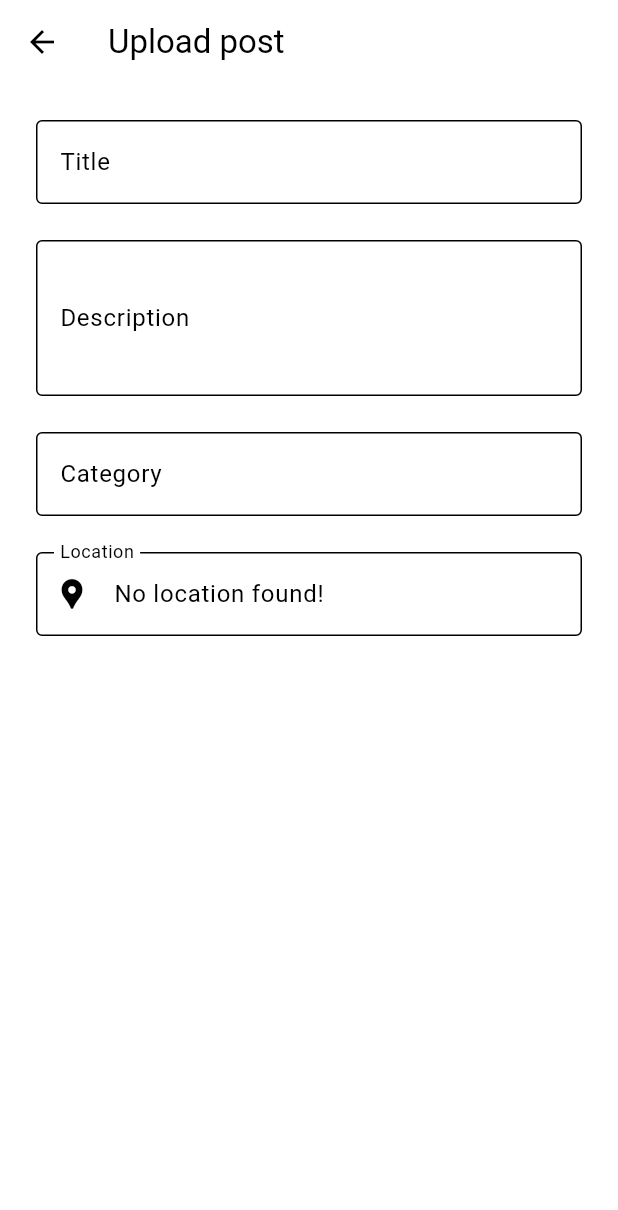
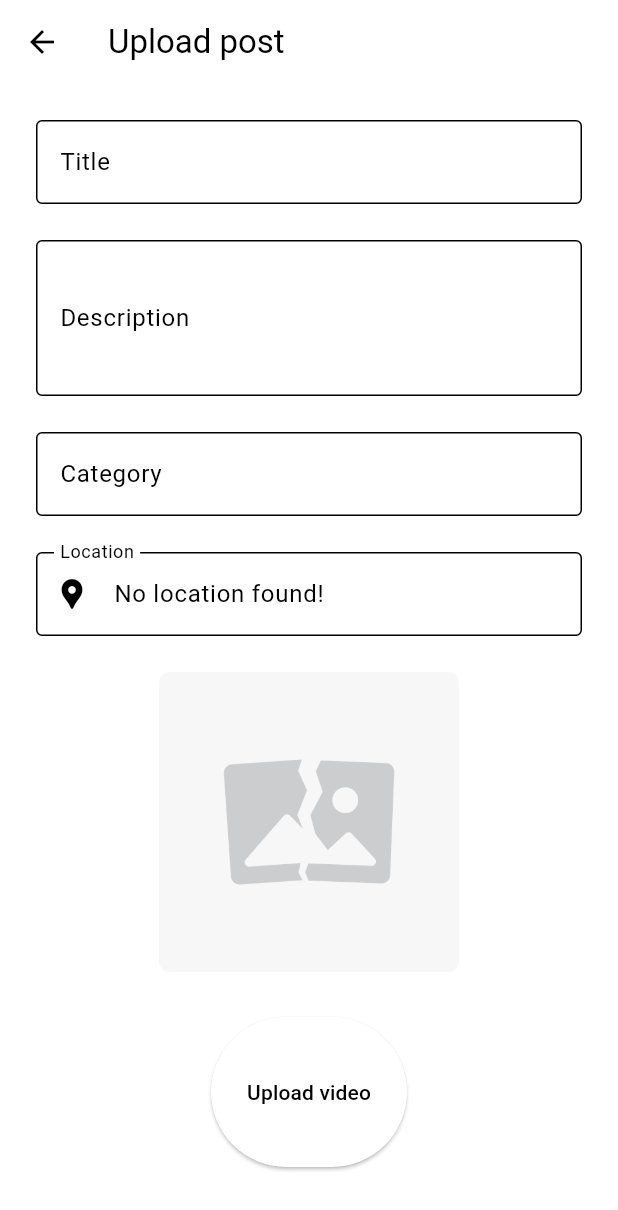
Before and after one commit to AnkitVerma8584/task_assignment, a Flutter app: the screen it shows after launch, after a tap on the "add" icon, on a phone screen of 412 x 824 dp. Shown: the top 1210 px of the screen. Run offline on Flutter 3.47's test engine with Material 2 defaults, Android fonts, the light colour scheme and no system bars; our stand-ins replace chewie, cloud_firestore, firebase_auth, firebase_core, firebase_storage, geocoding and 5 more; missing offline and left inert: cached_video_preview, video_compress, video_thumbnail; accounts and stored records are empty.

Commit message:
UI updates

```diff
--- a/lib/main.dart
+++ b/lib/main.dart
@@ -25,7 +25,7 @@ class MyApp extends StatelessWidget {
 
   MyUser? getUser() {
     User? user = FirebaseAuth.instance.currentUser;
-    if (user == null) return MyUser(uid: "uid", phoneNumber: "Placeholder");
+    if (user == null) return MyUser(uid: "uid", phoneNumber: "User");
     return MyUser(uid: user.uid, phoneNumber: user.phoneNumber!);
   }
 
--- a/lib/models/video_upload.dart
+++ b/lib/models/video_upload.dart
@@ -1,6 +1,49 @@
 class VideoUploadState {
   final String message;
-  final bool isError, isSuccess;
+  final String videoPath;
+  final bool isError, isSuccess, isIdle, isUploading;
+  VideoUploadState({
+    required this.message,
+    required this.videoPath,
+    required this.isIdle,
+    required this.isError,
+    required this.isSuccess,
+    required this.isUploading,
+  });
+}
 
-  VideoUploadState(this.message, this.isError, this.isSuccess);
-}
+var idleState = VideoUploadState(
+  message: "No video selected",
+  videoPath: "",
+  isIdle: true,
+  isError: false,
+  isSuccess: false,
+  isUploading: false,
+);
+
+uploadState(String message, String videoPath) => VideoUploadState(
+      message: message,
+      videoPath: videoPath,
+      isIdle: false,
+      isError: false,
+      isSuccess: false,
+      isUploading: true,
+    );
+
+successState(String videoPath) => VideoUploadState(
+      message: "Post uploaded successfully",
+      videoPath: videoPath,
+      isIdle: false,
+      isError: false,
+      isSuccess: true,
+      isUploading: false,
+    );
+
+errorState(String videoPath, String error) => VideoUploadState(
+      message: error,
+      videoPath: videoPath,
+      isIdle: false,
+      isError: true,
+      isSuccess: false,
+      isUploading: false,
+    );
--- a/lib/pages/home/home_screen.dart
+++ b/lib/pages/home/home_screen.dart
@@ -3,6 +3,7 @@ import 'package:black_coffer/pages/auth/login_screen.dart';
 import 'package:black_coffer/pages/home/widgets/post_card.dart';
 import 'package:black_coffer/pages/upload/upload_screen.dart';
 import 'package:black_coffer/services/location/current_location.dart';
+import 'package:black_coffer/theme/colors.dart';
 import 'package:cloud_firestore/cloud_firestore.dart';
 import 'package:firebase_auth/firebase_auth.dart';
 import 'package:flutter/material.dart';
@@ -11,8 +12,9 @@ import '../../models/user.dart';
 import '../../services/firestore_repository.dart';
 
 class HomeScreen extends StatelessWidget {
-  const HomeScreen({super.key, required this.user});
+  HomeScreen({super.key, required this.user});
   final MyUser user;
+  final ValueNotifier<int> index = ValueNotifier(0);
 
   @override
   Widget build(BuildContext context) {
@@ -22,7 +24,7 @@ class HomeScreen extends StatelessWidget {
           backgroundColor: Colors.transparent,
           elevation: 0,
           title: Text(
-            "Hello : ${user.phoneNumber}",
+            "Hello ${user.phoneNumber},",
             style: GoogleFonts.dmSerifText(),
             textScaleFactor: 0.8,
           ),
@@ -51,13 +53,44 @@ class HomeScreen extends StatelessWidget {
                       builder: (_) =>
                           UploadScreen(location: address, user: user)));
             }),
-        bottomNavigationBar: const BottomAppBar(
-          shape: CircularNotchedRectangle(),
+        bottomNavigationBar: BottomAppBar(
+          shape: const CircularNotchedRectangle(),
           notchMargin: 10,
           clipBehavior: Clip.antiAlias,
-          child: Row(
-              mainAxisAlignment: MainAxisAlignment.spaceAround,
-              children: [Text("Explore"), Text("Library")]),
+          child: ValueListenableBuilder(
+            valueListenable: index,
+            builder: ((context, isSelected, child) {
+              return Row(
+                  mainAxisAlignment: MainAxisAlignment.spaceAround,
+                  children: [
+                    TextButton(
+                        onPressed: () {
+                          index.value = 0;
+                        },
+                        child: Text("Explore",
+                            style: GoogleFonts.poppins(
+                                fontWeight: isSelected == 0
+                                    ? FontWeight.w800
+                                    : FontWeight.w200,
+                                color: isSelected == 0
+                                    ? Colors.blue
+                                    : getColors(context).primary))),
+                    const SizedBox(width: 10),
+                    TextButton(
+                        onPressed: () {
+                          index.value = 1;
+                        },
+                        child: Text("Library",
+                            style: GoogleFonts.poppins(
+                                fontWeight: isSelected == 1
+                                    ? FontWeight.w800
+                                    : FontWeight.w200,
+                                color: isSelected == 1
+                                    ? Colors.blue
+                                    : getColors(context).primary)))
+                  ]);
+            }),
+          ),
         ),
       ),
     );
--- a/lib/pages/upload/upload_screen.dart
+++ b/lib/pages/upload/upload_screen.dart
@@ -15,22 +15,20 @@ class UploadScreen extends StatefulWidget {
 }
 
 class _UploadScreenState extends State<UploadScreen> {
-  String path = "";
-  ValueNotifier<bool> isUploading = ValueNotifier(false);
+  ValueNotifier<String> videoPath = ValueNotifier("");
+  final StreamController<VideoUploadState> _streamController =
+      StreamController<VideoUploadState>();
 
   void getVideoFile() async {
     XFile? file = await ImagePicker().pickVideo(source: ImageSource.camera);
     setState(() {
       if (file != null) {
-        path = file.path;
+        videoPath.value = file.path;
       } else {
-        path = "";
+        videoPath.value = "";
       }
     });
   }
-
-  final StreamController<VideoUploadState> _streamController =
-      StreamController<VideoUploadState>();
 
   final key = GlobalKey<FormState>();
   final Map<String, TextEditingController> _controllerMap = {
@@ -47,52 +45,44 @@ class _UploadScreenState extends State<UploadScreen> {
   }
 
   @override
+  void dispose() {
+    super.dispose();
+    for (var element in _controllerMap.entries) {
+      element.value.dispose();
+    }
+  }
+
+  @override
   Widget build(BuildContext context) {
     return SafeArea(
         child: Scaffold(
       appBar: AppBar(title: const Text("Upload post")),
-      body: Padding(
+      body: SingleChildScrollView(
+        child: Padding(
           padding: const EdgeInsets.all(24.0),
           child: Form(
             key: key,
             child: Column(
               children: [
-              TextFormField(
-                  controller: _controllerMap['title'],
-                  decoration: const InputDecoration(
-                      label: Text("Title"), border: OutlineInputBorder()),
-                  validator: (value) {
-                    if (value == null || value.isEmpty) {
-                      return "Required*";
-                    }
-                    return null;
-                  }),
+                FormInput(
+                  controller: _controllerMap['title']!,
+                  label: "Title",
+                  maxLine: 1,
+                ),
+                const SizedBox(height: 24),
+                FormInput(
+                  controller: _controllerMap['description']!,
+                  label: "Description",
+                  maxLine: 3,
+                ),
+                const SizedBox(height: 24),
+                FormInput(
+                  controller: _controllerMap['category']!,
+                  label: "Category",
+                  maxLine: 1,
+                ),
                 const SizedBox(height: 24),
                 TextFormField(
-                  maxLines: 3,
-                  controller: _controllerMap['description'],
-                  decoration: const InputDecoration(
-                      label: Text("Description"), border: OutlineInputBorder()),
-                  validator: (value) {
-                    if (value == null || value.isEmpty) {
-                      return "Required*";
-                    }
-                    return null;
-                  }),
-              const SizedBox(height: 24),
-              TextFormField(
-                  controller: _controllerMap['category'],
-                  decoration: const InputDecoration(
-                      label: Text("Category"), border: OutlineInputBorder()),
-                  validator: (value) {
-                    if (value == null || value.isEmpty) {
-                      return "Required*";
-                    }
-                    return null;
-                  }),
-              const SizedBox(height: 24),
-              TextFormField(
-                key: key,
                   controller: _controllerMap['location'],
                   readOnly: true,
                   decoration: const InputDecoration(
@@ -101,56 +91,88 @@ class _UploadScreenState extends State<UploadScreen> {
                       border: OutlineInputBorder()),
                 ),
                 const SizedBox(height: 24),
-              if (path.isNotEmpty)
-                Column(
-                  children: [
-                    SizedBox(
+                ValueListenableBuilder<String>(
+                    valueListenable: videoPath,
+                    builder: (context, value, widget) {
+                      _streamController.add(idleState);
+                      return SizedBox(
                         height: 200,
-                      child: CachedVideoPreviewWidget(
-                        path: path,
+                        child: value.isNotEmpty
+                            ? CachedVideoPreviewWidget(
+                                path: value,
                                 type: SourceType.local,
                                 fileImageBuilder: (context, bytes) =>
                                     Image.memory(bytes),
-                      ),
-                    ),
-                    ElevatedButton(
+                              )
+                            : widget,
+                      );
+                    },
+                    child: Image.asset("assets/images/loading_failed.png")),
+                const SizedBox(height: 30),
+                SizedBox(
+                  height: 100,
+                  child: StreamBuilder<VideoUploadState>(
+                      stream: _streamController.stream,
+                      builder: (context, snapshot) {
+                        if (snapshot.hasData) {
+                          var v = snapshot.data!;
+                          if (v.isIdle) {
+                            return ElevatedButton(
                                 onPressed: () {
-                          if (!isUploading.value &&
-                              key.currentState!.validate()) {
+                                  if (key.currentState!.validate()) {
                                     uploadVideoStream(
-                              filePath: path,
+                                      filePath: videoPath.value,
                                       uid: widget.user.uid,
                                       title: _controllerMap['title']!.text,
-                              description: _controllerMap['description']!.text,
-                              category: _controllerMap['category']!.text,
+                                      description:
+                                          _controllerMap['description']!.text,
+                                      category:
+                                          _controllerMap['category']!.text,
                                       location: widget.location,
                                       streamController: _streamController,
                                     );
                                   }
                                 },
-                        child: ValueListenableBuilder(
-                          valueListenable: isUploading,
-                          builder: (context, value, widget) =>
-                              Text(value ? "Uploading..." : "Upload"),
-                        )),
-                    StreamBuilder<VideoUploadState>(
-                        stream: _streamController.stream,
-                        builder: (context, snapshot) {
-                          if (snapshot.hasData) {
-                            var v = snapshot.data!;
-                            if (v.isError || v.isSuccess) {
-                              isUploading.value = false;
-                            }
+                                child: const Text("Upload video"));
+                          } else {
                             return Text(v.message);
                           }
-                          return const SizedBox(height: 10);
-                        })
-                  ],
+                        }
+                        return const SizedBox(height: 50);
+                      }),
                 )
               ],
+            ),
           ),
         ),
       ),
     ));
   }
 }
+
+class FormInput extends StatelessWidget {
+  const FormInput(
+      {super.key,
+      required TextEditingController controller,
+      required this.label,
+      required this.maxLine})
+      : _controller = controller;
+
+  final TextEditingController _controller;
+  final String label;
+  final int maxLine;
+  @override
+  Widget build(BuildContext context) {
+    return TextFormField(
+        controller: _controller,
+        maxLines: maxLine,
+        decoration: InputDecoration(
+            label: Text(label), border: const OutlineInputBorder()),
+        validator: (value) {
+          if (value == null || value.isEmpty) {
+            return "Required*";
+          }
+          return null;
+        });
+  }
+}
```
Also changed, not shown: lib/services/storage_repository.dart (+11 -17 lines), pubspec.lock. Lines whose indentation alone changed are shown as unchanged.
